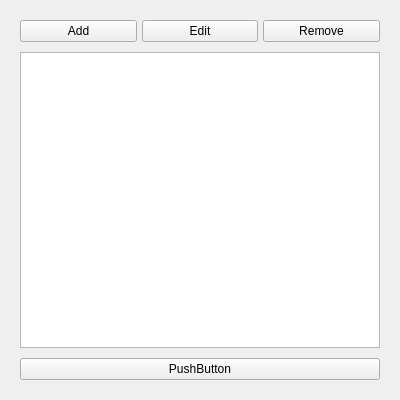
This is forms/mainwindow.ui in joaogerliandro/SPLauncher as Qt 5 draws it before an edit. The edited form follows.
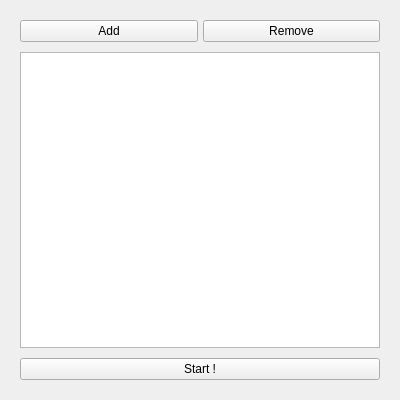
This is the edited form.

Commit message: feature - adding new dialog window

Diff of the .ui file:
```diff
--- a/forms/mainwindow.ui
+++ b/forms/mainwindow.ui
@@ -72,13 +72,6 @@
         </property>
        </widget>
       </item>
-      <item>
-       <widget class="QPushButton" name="edit_button">
-        <property name="text">
-         <string>Edit</string>
-        </property>
-       </widget>
-      </item>
       <item>
        <widget class="QPushButton" name="remove_button">
         <property name="text">
@@ -99,7 +92,7 @@
       <item>
        <widget class="QPushButton" name="start_button">
         <property name="text">
-         <string>PushButton</string>
+         <string>Start !</string>
         </property>
        </widget>
       </item>
```
The commit also changes 6 other files.
